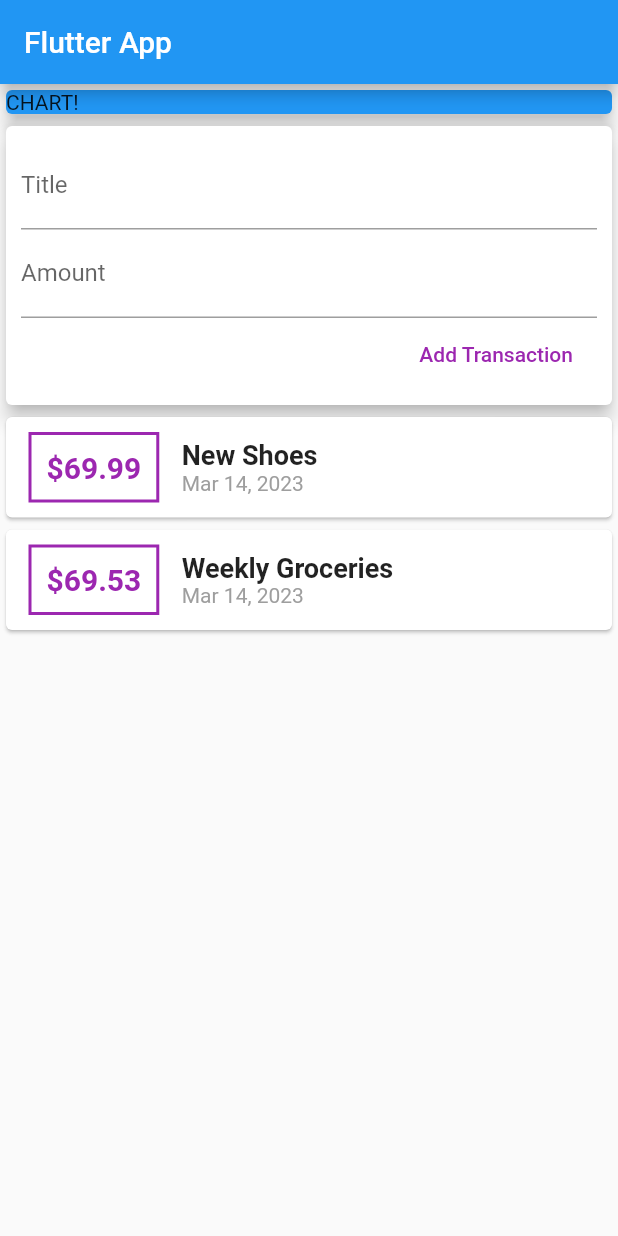
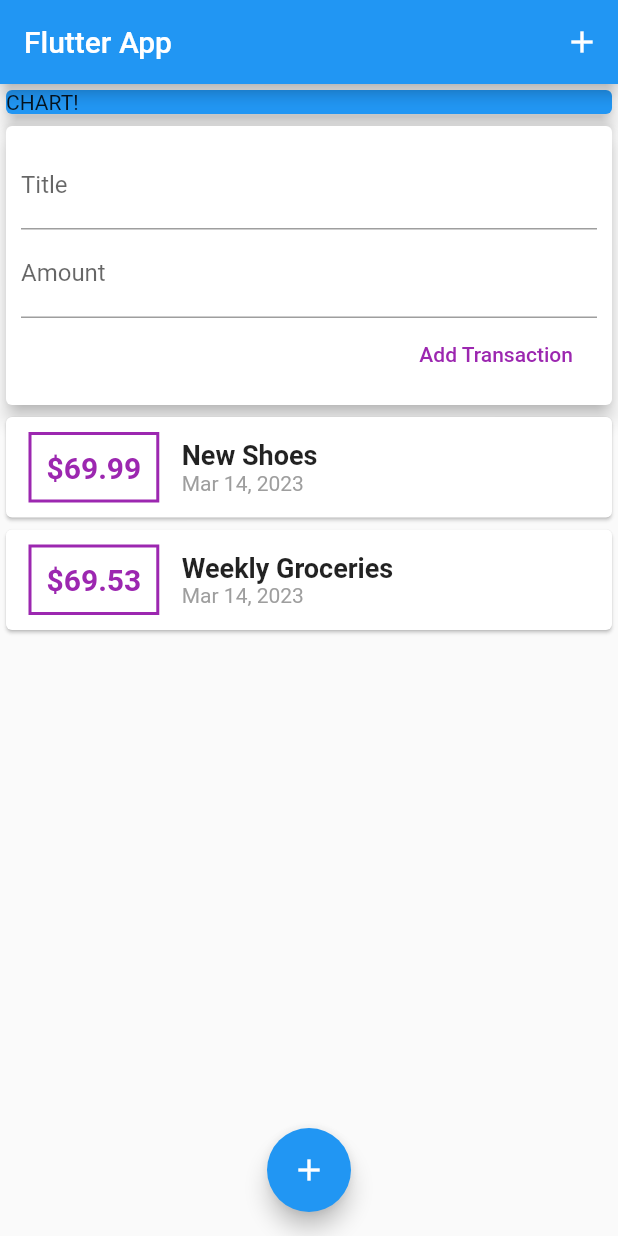
Before and after one commit to Muhamadfikri20/flutter_complete_guide_2, a Flutter app: the screen it shows after launch, on a phone screen of 412 x 824 dp. Run offline on Flutter 3.47's test engine with Material 2 defaults, Android fonts, the light colour scheme and no system bars.

Commit message:
[UPD]adding_appbar_buttons_and_floating_action_buttons

```diff
--- a/lib/main.dart
+++ b/lib/main.dart
@@ -26,6 +26,12 @@ class MyHomePage extends StatelessWidget {
     return Scaffold(
       appBar: AppBar(
         title: Text('Flutter App'),
+        actions: <Widget>[
+          IconButton(
+            icon: Icon(Icons.add),
+            onPressed: () {},
+          )
+        ],
       ),
       body: SingleChildScrollView(
         child: Column(
@@ -43,6 +49,12 @@ class MyHomePage extends StatelessWidget {
             UserTransactions()
           ],
         ),
-        ));
+      ),
+      floatingActionButtonLocation: FloatingActionButtonLocation.centerFloat,
+      floatingActionButton: FloatingActionButton(
+        child: Icon(Icons.add),
+        onPressed: () {},
+      ),
+    );
   }
 }
```
Lines whose indentation alone changed are shown as unchanged.
